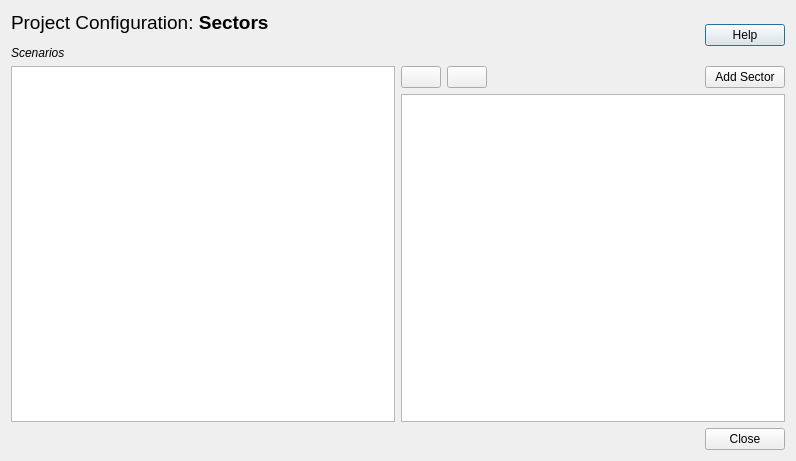
First picture: the form in sectors.ui, repository TomasdelaBarra/QTRANUS, before the edit.
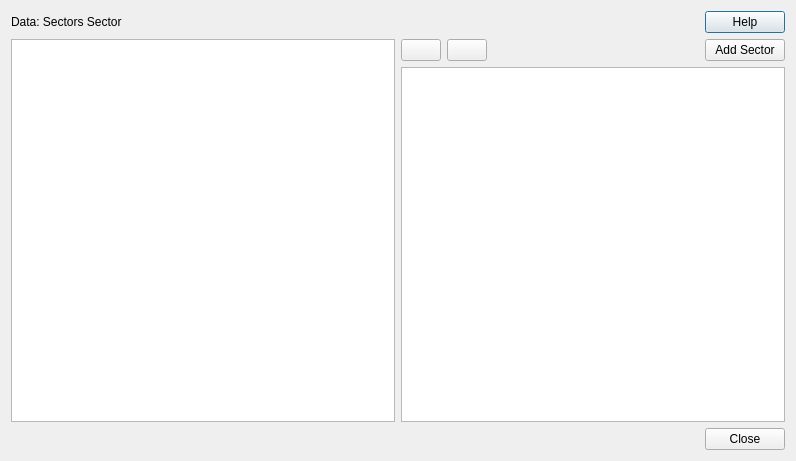
Second picture: the form after the edit. Icons and pictures are not drawn.

Commit message: Data Section Change

The edit to the form file:
```diff
--- a/sectors.ui
+++ b/sectors.ui
@@ -21,7 +21,7 @@
        <item>
         <widget class="QLabel" name="label_title">
          <property name="text">
-          <string>&lt;html&gt;&lt;head/&gt;&lt;body&gt;&lt;p&gt;&lt;span style=&quot; font-size:14pt;&quot;&gt;Project Configuration: &lt;/span&gt;&lt;span style=&quot; font-size:14pt; font-weight:600;&quot;&gt;Sectors&lt;/span&gt;&lt;/p&gt;&lt;p&gt;&lt;span style=&quot; font-style:italic;&quot;&gt;Scenarios&lt;/span&gt;&lt;/p&gt;&lt;/body&gt;&lt;/html&gt;</string>
+          <string>&lt;html&gt;&lt;head/&gt;&lt;body&gt;&lt;p&gt;&lt;span style=&quot; font-size:14pt;&quot;&gt;Data: &lt;/span&gt;&lt;span style=&quot; font-size:14pt; font-weight:600;&quot;&gt;Sectors&lt;/span&gt;&lt;/p&gt;&lt;p&gt;&lt;span style=&quot; font-style:italic;&quot;&gt;Sector&lt;/span&gt;&lt;/p&gt;&lt;/body&gt;&lt;/html&gt;</string>
          </property>
         </widget>
        </item>
```
Left out of the diff: 2 changed lines with no effect on the pictures. The commit also changes 852 other files.
